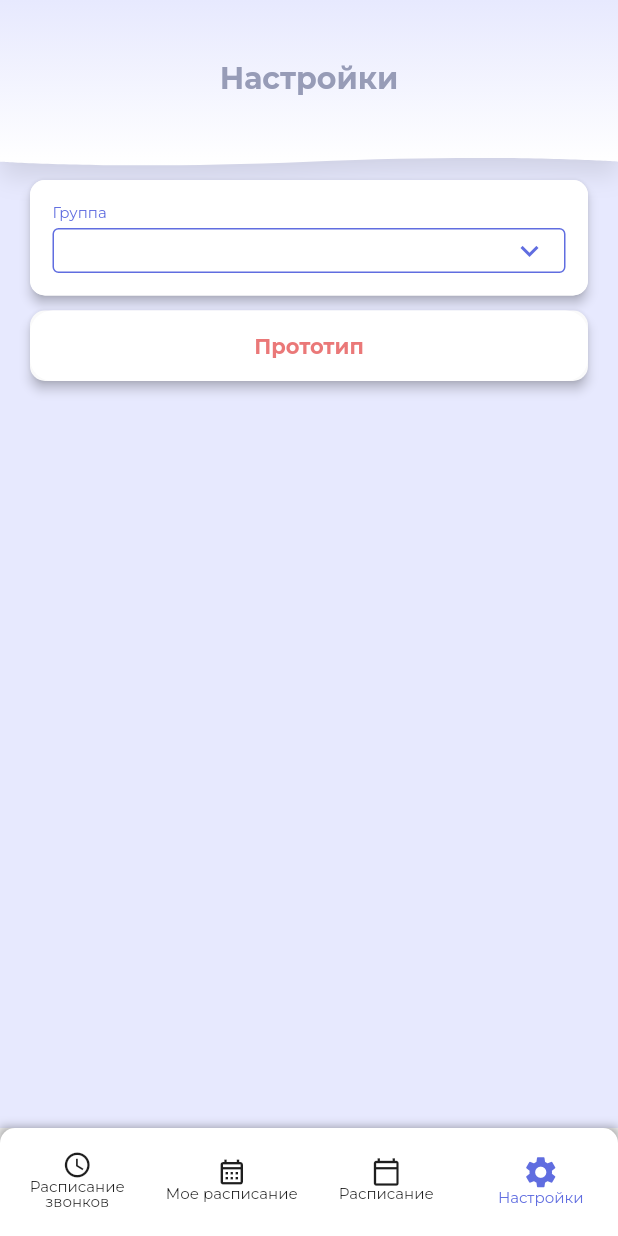
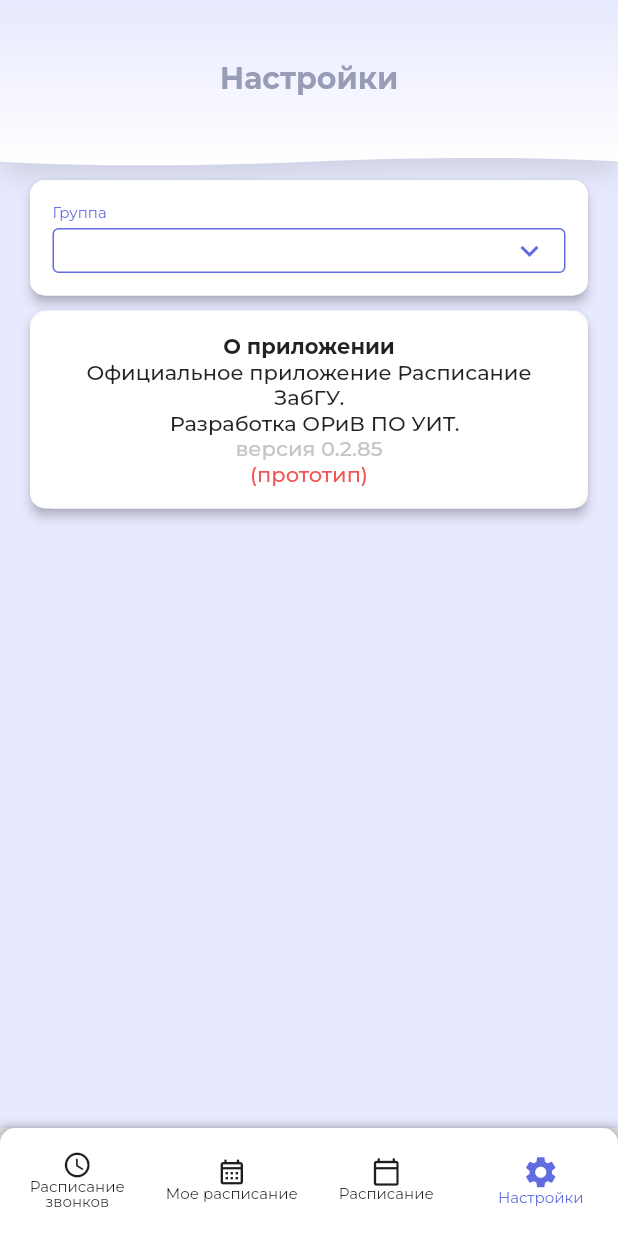
Before and after one commit to 0chuhh/scheddule_mobile, a Flutter app: the screen it shows after launch, item 4 of the bottom bar chosen, on a phone screen of 412 x 824 dp. Run offline on Flutter 3.47's test engine with Material 2 defaults, Android fonts, the light colour scheme and no system bars; our stand-ins replace auto_route, dio, flutter_svg, gap, shared_preferences and 2 more; missing offline and left inert: dart:ffi; network calls fail.

Commit message:
прототип версия 0.2.85

```diff
--- a/lib/screens/settings_screen.dart
+++ b/lib/screens/settings_screen.dart
@@ -136,17 +136,35 @@ class _SettingsScreenState extends State<SettingsScreen> {
                         padding: const EdgeInsets.all(15),
                         child: Column(
                           children: [
-                            Row(
-                              mainAxisAlignment: MainAxisAlignment.center,
-                              children: [
-                                const Text(
-                                  'Прототип',
-                                  style: TextStyle(
-                                      fontWeight: FontWeight.w700,
-                                      color: Color.fromARGB(211, 230, 92, 92)),
-                                ),
-                              ],
-                            )
+                            Text(
+                              'О приложении',
+                              textAlign: TextAlign.center,
+                              style: TextStyle(
+                                fontWeight: FontWeight.w700,
+                              ),
+                            ),
+                            Text(
+                              'Официальное приложение Расписание ЗабГУ. \n  Разработка ОРиВ ПО УИТ.',
+                              textAlign: TextAlign.center,
+                              style: TextStyle(
+                                fontWeight: FontWeight.w500,
+                              ),
+                            ),
+                            Text(
+                              'версия 0.2.85',
+                              textAlign: TextAlign.center,
+                              style: TextStyle(
+                                  fontWeight: FontWeight.w500,
+                                  color: Styles.crossColor),
+                            ),
+                            Text(
+                              '(прототип)',
+                              textAlign: TextAlign.center,
+                              style: TextStyle(
+                                fontWeight: FontWeight.w500,
+                                color: Color.fromARGB(255, 241, 84, 84),
+                              ),
+                            ),
                           ],
                         ),
                       ),
```
